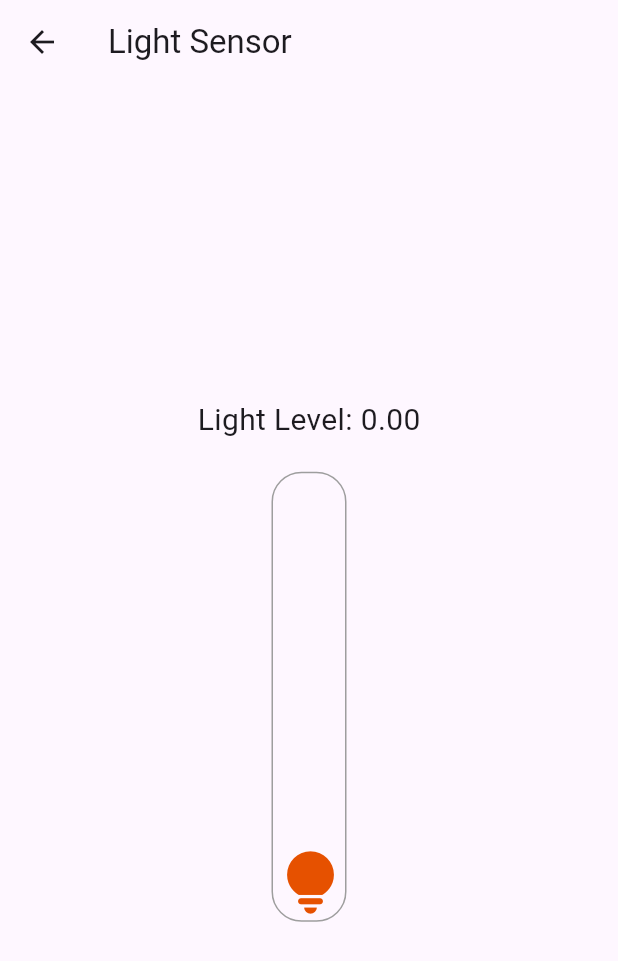
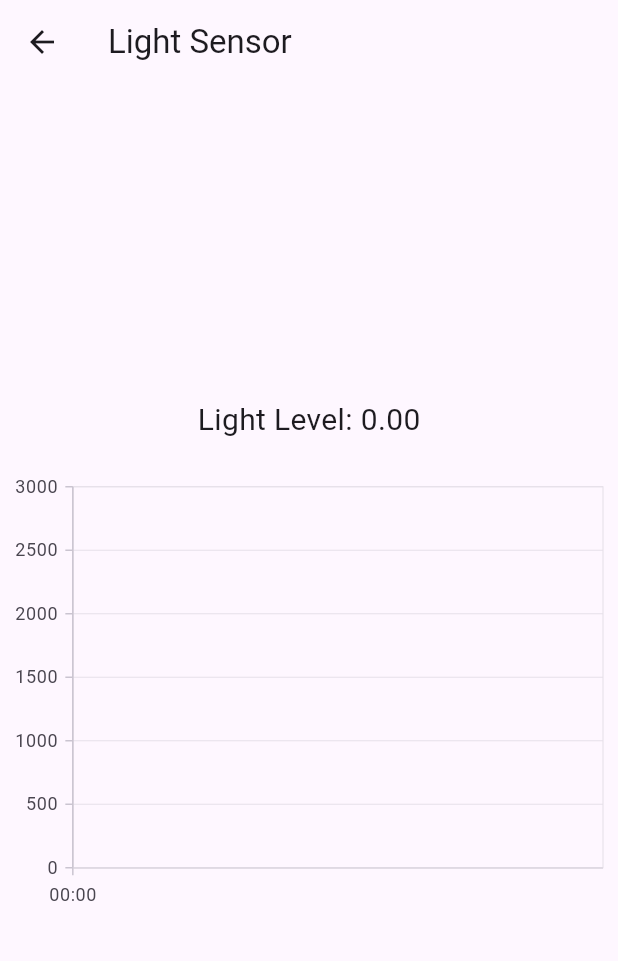
Before and after one commit to Ilysse200/smart_home_system, a Flutter app: the screen it shows after launch, in the side drawer, after a tap on "Light Sensor App", on a phone screen of 412 x 824 dp. Shown: the top 961 px of the screen. Run offline on Flutter 3.47's test engine with Material 3 defaults, Android fonts, the light colour scheme and no system bars; our stand-ins replace flutter_local_notifications, google_maps_flutter, location, sensors_plus, syncfusion_flutter_charts; missing offline and left inert: flutter_polyline_points, light_sensor, screen_brightness; statements that could not run were skipped.

Commit message:
added alert boxes

```diff
--- a/lib/light.dart
+++ b/lib/light.dart
@@ -2,12 +2,9 @@ import 'package:flutter/material.dart';
 import 'package:flutter_local_notifications/flutter_local_notifications.dart';
 import 'package:light_sensor/light_sensor.dart';
 import 'package:screen_brightness/screen_brightness.dart';
-
-// ignore_for_file: unused_field
-
+import 'package:smart_home_system/main.dart';
+import 'package:syncfusion_flutter_charts/charts.dart';
 import 'dart:async';
-
-import 'package:smart_home_system/main.dart';
 
 class BrightnessControl extends StatefulWidget {
   const BrightnessControl({super.key});
@@ -17,9 +14,10 @@ class BrightnessControl extends StatefulWidget {
 
 class _BrightnessControlState extends State<BrightnessControl> {
   double _lightLevel = 0.0;
-  bool _showHighIntensityPopup = true; // Flag for showing high intensity popup
-  bool _showLowIntensityPopup = true; // Flag for showing low intensity popup
+  bool _showHighIntensityPopup = true;
+  bool _showLowIntensityPopup = true;
   late StreamSubscription<int> _lightSubscription;
+  List<LightData> _lightData = [];
 
   @override
   void initState() {
@@ -33,6 +31,10 @@ class _BrightnessControlState extends State<BrightnessControl> {
         _lightSubscription = LightSensor.luxStream().listen((int luxValue) {
           setState(() {
             _lightLevel = luxValue.toDouble();
+            _lightData.add(LightData(DateTime.now(), _lightLevel));
+            if (_lightData.length > 100) {
+              _lightData.removeAt(0);
+            }
             checkAndTriggerPopups();
           });
         });
@@ -43,22 +45,57 @@ class _BrightnessControlState extends State<BrightnessControl> {
   }
 
   void checkAndTriggerPopups() {
-    // Check for the specific intensity values to trigger popups
-    if (_lightLevel >= 500.0 && _showHighIntensityPopup) {
+    if (_lightLevel >= 2000.0 && _showHighIntensityPopup) {
       _showNotification('Light Intensity', 'High ambient light levels.');
-      _showHighIntensityPopup =
-          false; // Prevent further high intensity popups until condition resets
-    } else if (_lightLevel < 500.0) {
-      _showHighIntensityPopup = true; // Reset the flag when not at 40000
+      _showAlertDialog('Warning!', 'Too much brightness can be harmful to our eyes.', Icons.warning, Colors.red);
+      _showHighIntensityPopup = false;
+    } else if (_lightLevel < 2000.0) {
+      _showHighIntensityPopup = true;
     }
 
-    if (_lightLevel <= 250 && _showLowIntensityPopup) {
+    if (_lightLevel <= 500.0 && _showLowIntensityPopup) {
       _showNotification('Light Intensity', 'Low ambient light levels.');
-      _showLowIntensityPopup =
-          false; // Prevent further low intensity popups until condition resets
-    } else if (_lightLevel != 0) {
-      _showLowIntensityPopup = true; // Reset the flag when not at 0
+      _showAlertDialog('Warning!', 'Too little light can be harmful to our eyes.', Icons.warning, Colors.blue);
+      _showLowIntensityPopup = false;
+    } else if (_lightLevel > 500.0) {
+      _showLowIntensityPopup = true;
     }
+  }
+
+  Color _getLineColor(double intensity) {
+    if (intensity >= 2000.0) {
+      return Colors.red;
+    } else if (intensity >= 500.0) {
+      return Colors.pink;
+    } else {
+      return Colors.black;
+    }
+  }
+
+  void _showAlertDialog(String title, String message, IconData icon, Color iconColor) {
+    showDialog(
+      context: context,
+      builder: (context) {
+        return AlertDialog(
+          title: Row(
+            children: [
+              Icon(icon, color: iconColor),
+              SizedBox(width: 10),
+              Text(title),
+            ],
+          ),
+          content: Text(message),
+          actions: [
+            TextButton(
+              onPressed: () {
+                Navigator.of(context).pop();
+              },
+              child: Text('OK'),
+            ),
+          ],
+        );
+      },
+    );
   }
 
   @override
@@ -77,24 +114,17 @@ class _BrightnessControlState extends State<BrightnessControl> {
             ),
             SizedBox(height: 20),
             Container(
-              width: 50,
+              width: double.infinity,
               height: 300,
-              decoration: BoxDecoration(
-                border: Border.all(color: Colors.grey),
-                borderRadius: BorderRadius.circular(20),
-              ),
-              child: Stack(
-                alignment: Alignment.bottomCenter,
-                children: [
-                  Container(
-                    decoration:BoxDecoration(borderRadius: BorderRadius.circular(20), color: Colors.yellow,),
-                    width: 50,
-                    height: 10 * _lightLevel,
-                  ),
-                  Icon(
-                    Icons.lightbulb_rounded,
-                    size: 50,
-                    color: Colors.orange[900],
+              child: SfCartesianChart(
+                primaryXAxis: DateTimeAxis(),
+                primaryYAxis: NumericAxis(minimum: 0, maximum: 3000),
+                series: <CartesianSeries>[
+                  LineSeries<LightData, DateTime>(
+                    dataSource: _lightData,
+                    xValueMapper: (LightData data, _) => data.time,
+                    yValueMapper: (LightData data, _) => data.intensity,
+                    color: _getLineColor(_lightLevel),
                   ),
                 ],
               ),
@@ -108,8 +138,8 @@ class _BrightnessControlState extends State<BrightnessControl> {
   void _showNotification(String header, String body) async {
     const AndroidNotificationDetails androidPlatformChannelSpecifics =
         AndroidNotificationDetails(
-      'LightSensor_channel', // Change this to match your channel ID
-      'Light Sensor Notifications', // Replace with your own channel name
+      'LightSensor_channel',
+      'Light Sensor Notifications',
       importance: Importance.max,
       priority: Priority.high,
     );
@@ -123,3 +153,9 @@ class _BrightnessControlState extends State<BrightnessControl> {
     );
   }
 }
+
+class LightData {
+  LightData(this.time, this.intensity);
+  final DateTime time;
+  final double intensity;
+}
--- a/pubspec.yaml
+++ b/pubspec.yaml
@@ -37,6 +37,7 @@ dependencies:
   flutter_local_notifications: ^17.1.2
   light_sensor: ^3.0.0
   flutter_polyline_points: ^2.0.0
+  syncfusion_flutter_charts: ^25.2.4
 
 
 
```
Also changed, not shown: pubspec.lock.
